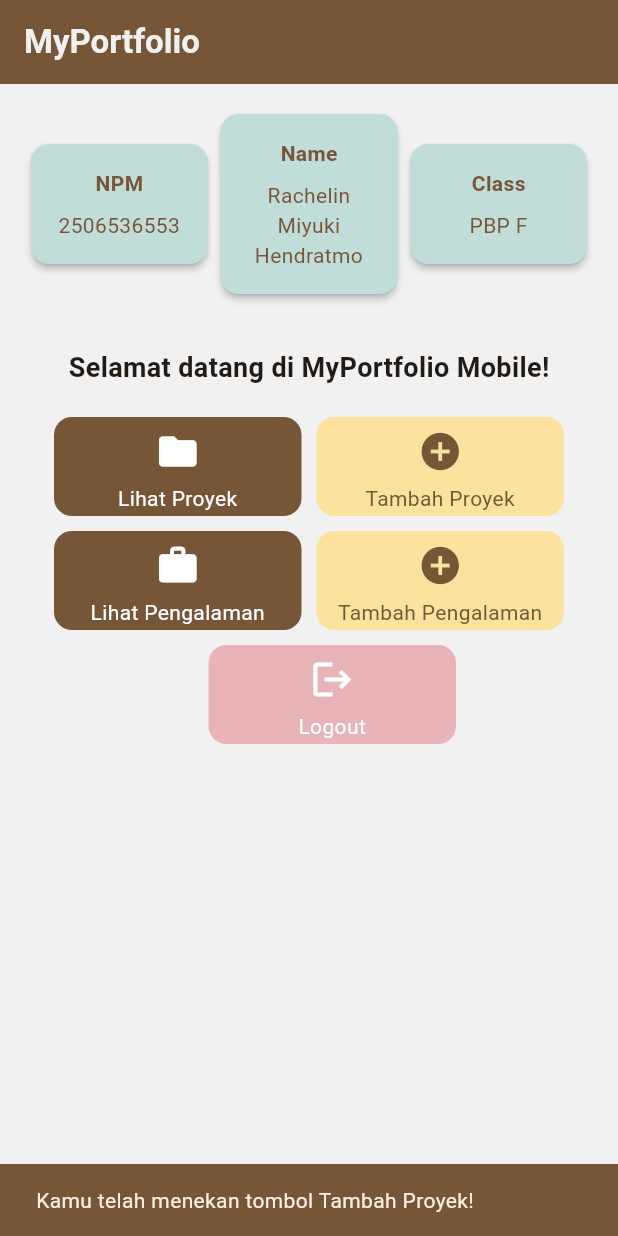
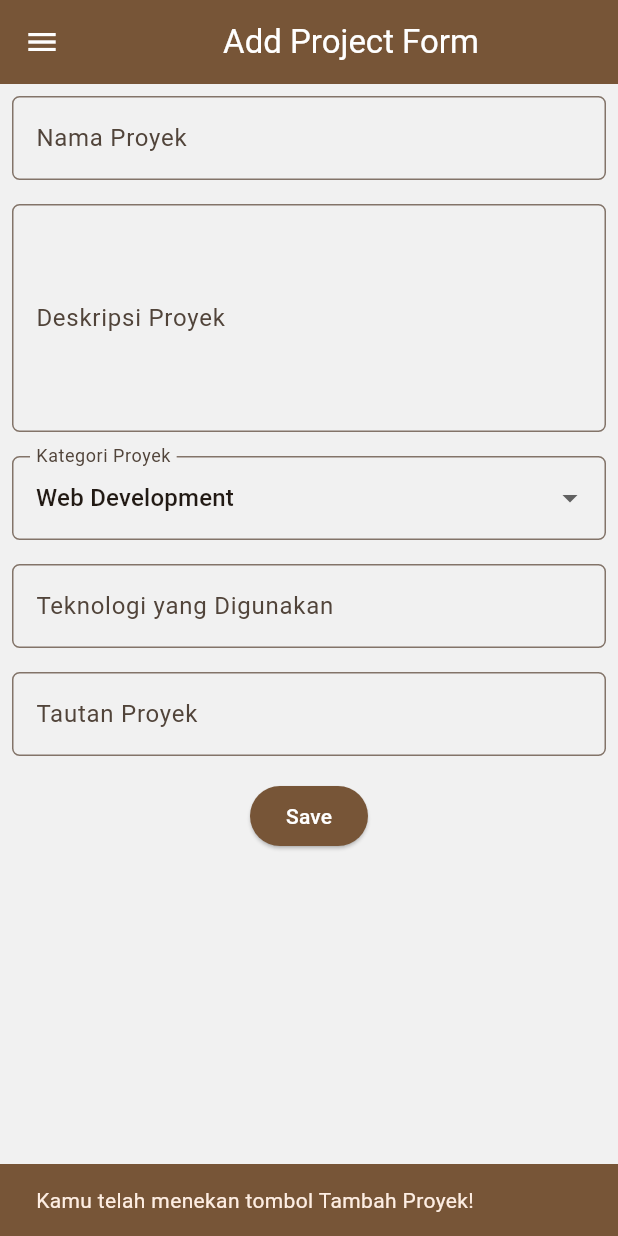
Before and after one commit to rachelinmiyuki/myportofolio_mobile, a Flutter app: the screen it shows after launch, after a tap on "Tambah Proyek", on a phone screen of 412 x 824 dp. Run offline on Flutter 3.47's test engine with Material 3 defaults, Android fonts, the phone set to English and light mode, and no system bars; our stand-ins replace material_ui.

Commit message:
feat: Menambahkan Navigasi Drawer dan Form Tambah Proyek

```diff
--- a/lib/main.dart
+++ b/lib/main.dart
@@ -1,5 +1,5 @@
-import 'package:flutter/material.dart';
-import 'package:myportofolio_mobile/menu.dart';
+import 'package:material_ui/material_ui.dart';
+import 'package:myportofolio_mobile/screens/menu.dart';
 
 void main() {
   runApp(const MyApp());
--- a/lib/menu.dart
+++ b/lib/screens/menu.dart
@@ -1,5 +1,8 @@
-import 'package:flutter/material.dart';
+import 'package:material_ui/material_ui.dart';
 import 'package:myportofolio_mobile/main.dart';
+import 'package:myportofolio_mobile/widgets/left_drawer.dart';
+import 'package:myportofolio_mobile/screens/project_form.dart';
+import 'package:myportofolio_mobile/widgets/project_card.dart';
 
 class MyHomePage extends StatelessWidget {
   MyHomePage({super.key});
@@ -19,9 +22,20 @@ class MyHomePage extends StatelessWidget {
       "Tambah Proyek",
       Icons.add_circle,
       AppColors.butterYellow,
-      AppColors.oldCopper,),
-    ItemHomepage("Lihat Pengalaman", Icons.work, AppColors.oldCopper, Colors.white),
-    ItemHomepage("Tambah Pengalaman", Icons.add_circle, AppColors.butterYellow, AppColors.oldCopper),
+      AppColors.oldCopper,
+    ),
+    ItemHomepage(
+      "Lihat Pengalaman",
+      Icons.work,
+      AppColors.oldCopper,
+      Colors.white,
+    ),
+    ItemHomepage(
+      "Tambah Pengalaman",
+      Icons.add_circle,
+      AppColors.butterYellow,
+      AppColors.oldCopper,
+    ),
     ItemHomepage("Logout", Icons.logout, AppColors.dustyPink, Colors.white),
   ];
 
@@ -37,6 +51,7 @@ class MyHomePage extends StatelessWidget {
         ),
         backgroundColor: Theme.of(context).colorScheme.primary,
       ),
+      drawer: const LeftDrawer(),
       // Body halaman utama dengan padding di sekelilingnya.
       body: SingleChildScrollView(
         child: Padding(
@@ -78,7 +93,7 @@ class MyHomePage extends StatelessWidget {
                       crossAxisSpacing: 10,
                       mainAxisSpacing: 10,
                       crossAxisCount: 2,
-                      childAspectRatio: 2.5,
+                      childAspectRatio: 2.2,
                       // shrinkWrap agar ukuran kisi menyesuaikan tinggi konten anak.
                       shrinkWrap: true,
                       children: [
@@ -92,7 +107,10 @@ class MyHomePage extends StatelessWidget {
 
                         // Logout di tengah
                         Transform.translate(
-                          offset: Offset(MediaQuery.of(context).size.width / 4, 0),
+                          offset: Offset(
+                            MediaQuery.of(context).size.width / 4,
+                            0,
+                          ),
                           child: ItemCard(items[4]),
                         ),
                       ],
@@ -180,6 +198,13 @@ class ItemCard extends StatelessWidget {
                 backgroundColor: AppColors.oldCopper,
               ),
             );
+
+          if (item.name == "Tambah Proyek") {
+            Navigator.push(
+              context,
+              MaterialPageRoute(builder: (context) => const ProjectFormPage()),
+            );
+          }
         },
         child: Container(
           padding: const EdgeInsets.all(8),
@@ -187,8 +212,8 @@ class ItemCard extends StatelessWidget {
             child: Column(
               mainAxisAlignment: MainAxisAlignment.center,
               children: [
-                Icon(item.icon, color: item.textColor, size: 30.0),
-                const Padding(padding: EdgeInsets.all(3)),
+                Icon(item.icon, color: item.textColor, size: 26.0),
+                const SizedBox(height: 2),
                 Text(
                   item.name,
                   textAlign: TextAlign.center,
--- /dev/null
+++ b/lib/screens/project_form.dart
@@ -0,0 +1,223 @@
+import 'package:material_ui/material_ui.dart';
+import 'package:myportofolio_mobile/main.dart';
+import 'package:myportofolio_mobile/widgets/left_drawer.dart';
+// TODO: Impor drawer yang sudah dibuat sebelumnya
+
+class ProjectFormPage extends StatefulWidget {
+  const ProjectFormPage({super.key});
+
+  @override
+  State<ProjectFormPage> createState() => _ProjectFormPageState();
+}
+
+class _ProjectFormPageState extends State<ProjectFormPage> {
+  final _formKey = GlobalKey<FormState>();
+
+  String _projectName = "";
+  String _description = "";
+  String _category = "Web Development"; // default
+  String _technologies = "";
+  String _projectLink = "";
+
+  final List<String> _categories = [
+    'Web Development',
+    'Mobile Development',
+    'Machine Learning',
+    'Data Science',
+    'Other',
+  ];
+
+  @override
+  Widget build(BuildContext context) {
+    return Scaffold(
+      appBar: AppBar(
+        title: const Center(
+          child: Text(
+            'Add Project Form',
+          ),
+        ),
+        backgroundColor: AppColors.oldCopper,
+        foregroundColor: Colors.white,
+      ),
+      drawer: const LeftDrawer(),
+      // TODO: Tambahkan drawer yang sudah dibuat di sini
+      body: Form(
+        key: _formKey,
+        child: SingleChildScrollView(
+          child: Column(
+            crossAxisAlignment: CrossAxisAlignment.start,
+            children: [
+              // === Project Name ===
+              Padding(
+                padding: const EdgeInsets.all(8.0),
+                child: TextFormField(
+                  decoration: InputDecoration(
+                    hintText: "Nama Proyek",
+                    labelText: "Nama Proyek",
+                    border: OutlineInputBorder(
+                      borderRadius: BorderRadius.circular(5.0),
+                    ),
+                  ),
+                  onChanged: (String? value) {
+                    setState(() {
+                      _projectName = value!;
+                    });
+                  },
+                  validator: (String? value) {
+                    if (value == null || value.trim().isEmpty) {
+                      return "Nama proyek tidak boleh kosong!";
+                    }
+                    return null;
+                  },
+                ),
+              ),
+
+              // === Description ===
+              Padding(
+                padding: const EdgeInsets.all(8.0),
+                child: TextFormField(
+                  maxLines: 5,
+                  decoration: InputDecoration(
+                    hintText: "Deskripsi Proyek",
+                    labelText: "Deskripsi Proyek",
+                    border: OutlineInputBorder(
+                      borderRadius: BorderRadius.circular(5.0),
+                    ),
+                  ),
+                  onChanged: (String? value) {
+                    setState(() {
+                      _description = value!;
+                    });
+                  },
+                  validator: (String? value) {
+                    if (value == null || value.trim().isEmpty) {
+                      return "Deskripsi proyek tidak boleh kosong!";
+                    }
+                    return null;
+                  },
+                ),
+              ),
+
+              // === Category ===
+              Padding(
+                padding: const EdgeInsets.all(8.0),
+                child: DropdownButtonFormField<String>(
+                  decoration: InputDecoration(
+                    labelText: "Kategori Proyek",
+                    border: OutlineInputBorder(
+                      borderRadius: BorderRadius.circular(5.0),
+                    ),
+                  ),
+                  initialValue: _category,
+                  items: _categories
+                      .map((category) => DropdownMenuItem(
+                            value: category,
+                            child: Text(category),
+                          ))
+                      .toList(),
+                  onChanged: (String? newValue) {
+                    setState(() {
+                      _category = newValue!;
+                    });
+                  },
+                ),
+              ),
+
+              // === Technologies ===
+              Padding(
+                padding: const EdgeInsets.all(8.0),
+                child: TextFormField(
+                  decoration: InputDecoration(
+                    hintText: "Contoh: Flutter, Django, Figma",
+                    labelText: "Teknologi yang Digunakan",
+                    border: OutlineInputBorder(
+                      borderRadius: BorderRadius.circular(5.0),
+                    ),
+                  ),
+                  onChanged: (String? value) {
+                    setState(() {
+                      _technologies = value!;
+                    });
+                  },
+                ),
+              ),
+
+              // === Project Link ===
+              Padding(
+                padding: const EdgeInsets.all(8.0),
+                child: TextFormField(
+                  decoration: InputDecoration(
+                    hintText: "URL Proyek (opsional)",
+                    labelText: "Tautan Proyek",
+                    border: OutlineInputBorder(
+                      borderRadius: BorderRadius.circular(5.0),
+                    ),
+                  ),
+                  onChanged: (String? value) {
+                    setState(() {
+                      _projectLink = value!;
+                    });
+                  },
+                ),
+              ),
+
+              // === Tombol Simpan ===
+              Align(
+                alignment: Alignment.bottomCenter,
+                child: Padding(
+                  padding: const EdgeInsets.all(8.0),
+                  child: ElevatedButton(
+                    style: ButtonStyle(
+                      backgroundColor:
+                          WidgetStateProperty.all(AppColors.oldCopper),
+                    ),
+                    onPressed: () {
+                      if (_formKey.currentState!.validate()) {
+                        showDialog(
+                          context: context,
+                          builder: (context) {
+                            return AlertDialog(
+                              title: const Text('Proyek berhasil ditambahkan!'),
+
+                              content: SingleChildScrollView(
+                                child: Column(
+                                  crossAxisAlignment: CrossAxisAlignment.start,
+                                  children: [
+                                    Text('Nama Proyek: $_projectName'),
+                                    Text('Deskripsi: $_description'),
+                                    Text('Kategori: $_category'),
+                                    Text('Teknologi: $_technologies'),
+                                    Text('Tautan: $_projectLink'),
+                                  ],
+                                ),
+                              ),
+
+                              actions: [
+                                TextButton(
+                                  child: const Text('OK'),
+                                  onPressed: () {
+                                    Navigator.pop(context);
+                                    _formKey.currentState!.reset();
+                                  },
+                                ),
+                              ],
+                            );
+                          },
+                        );
+                      }
+                    },
+                    child: const Text(
+                      "Save",
+                      style: TextStyle(color: Colors.white),
+                    ),
+                  ),
+                ),
+              ),
+
+            ],
+          ),
+        ),
+      ),
+    );
+  }
+}
--- /dev/null
+++ b/lib/widgets/left_drawer.dart
@@ -0,0 +1,73 @@
+import 'package:material_ui/material_ui.dart';
+import 'package:myportofolio_mobile/main.dart';
+import 'package:myportofolio_mobile/screens/menu.dart';
+import 'package:myportofolio_mobile/screens/project_form.dart';
+
+class LeftDrawer extends StatelessWidget {
+  const LeftDrawer({super.key});
+
+  @override
+  Widget build(BuildContext context) {
+    return Drawer(
+      child: ListView(
+        children: [
+          const DrawerHeader(
+            decoration: BoxDecoration(
+              color: AppColors.oldCopper,
+            ),
+            child: Column(
+              crossAxisAlignment: CrossAxisAlignment.start,
+              children: [
+                Text(
+                  'My Portfolio',
+                  style: TextStyle(
+                    fontSize: 30,
+                    fontWeight: FontWeight.bold,
+                    color: Colors.white,
+                  ),
+                ),
+                SizedBox(height: 10),
+                Text(
+                  'Explore personal projects and experiences!',
+                  style: TextStyle(
+                    fontSize: 15,
+                    color: Colors.white,
+                  ),
+                ),
+              ],
+            ),
+          ),
+          ListTile(
+            leading: const Icon(Icons.home_outlined),
+            title: const Text('Home'),
+            // Navigasi ke halaman utama portofolio
+            onTap: () {
+              Navigator.pushReplacement(
+                context,
+                MaterialPageRoute(
+                  builder: (context) => MyHomePage(),
+                ),
+              );
+            },
+          ),
+          ListTile(
+            leading: const Icon(Icons.add_circle_outline),
+            title: const Text('Tambah Proyek'),
+            // Navigasi ke halaman tambah proyek
+            onTap: () {
+              Navigator.push(
+                context,
+                MaterialPageRoute(
+                  builder: (context) => const ProjectFormPage(),
+                ),
+              );
+              /*
+              TODO: Buatlah routing ke halaman ProjectFormPage yang akan dibuat nanti.
+              */
+            },
+          ),
+        ],
+      ),
+    );
+  }
+}
--- a/pubspec.yaml
+++ b/pubspec.yaml
@@ -34,6 +34,7 @@ dependencies:
   # The following adds the Cupertino Icons font to your application.
   # Use with the CupertinoIcons class for iOS style icons.
   cupertino_icons: ^1.0.8
+  material_ui: ^1.11.1
 
 dev_dependencies:
   flutter_test:
```
Also changed, not shown: lib/widgets/project_card.dart (added), pubspec.lock, 1 other file.
